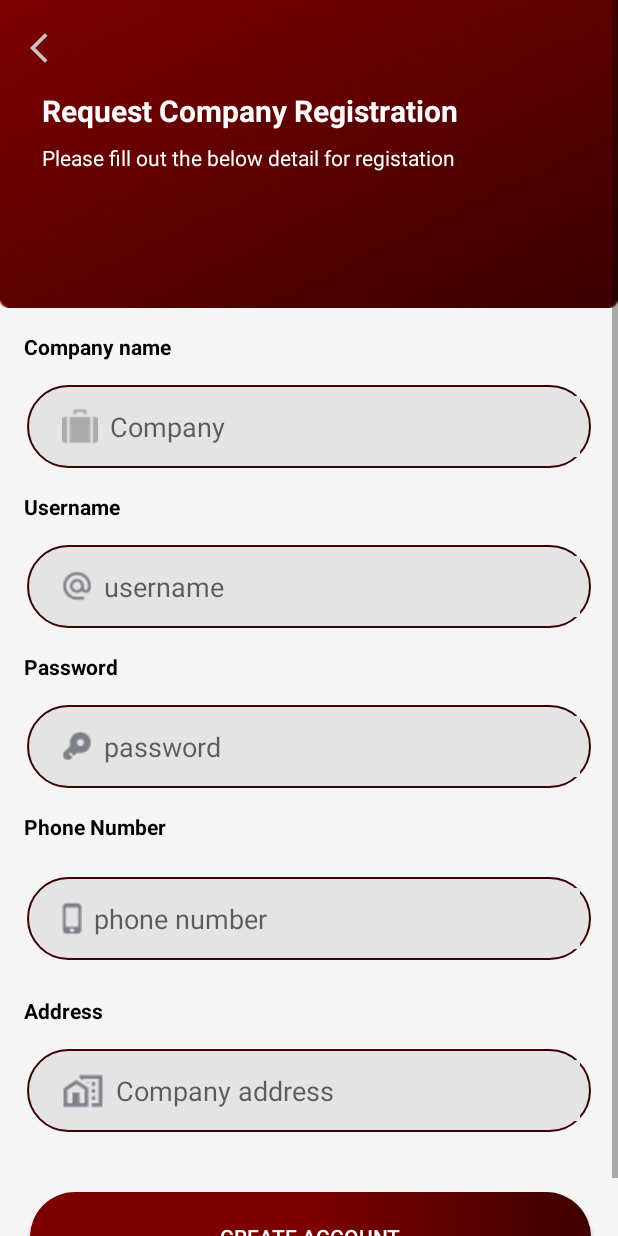
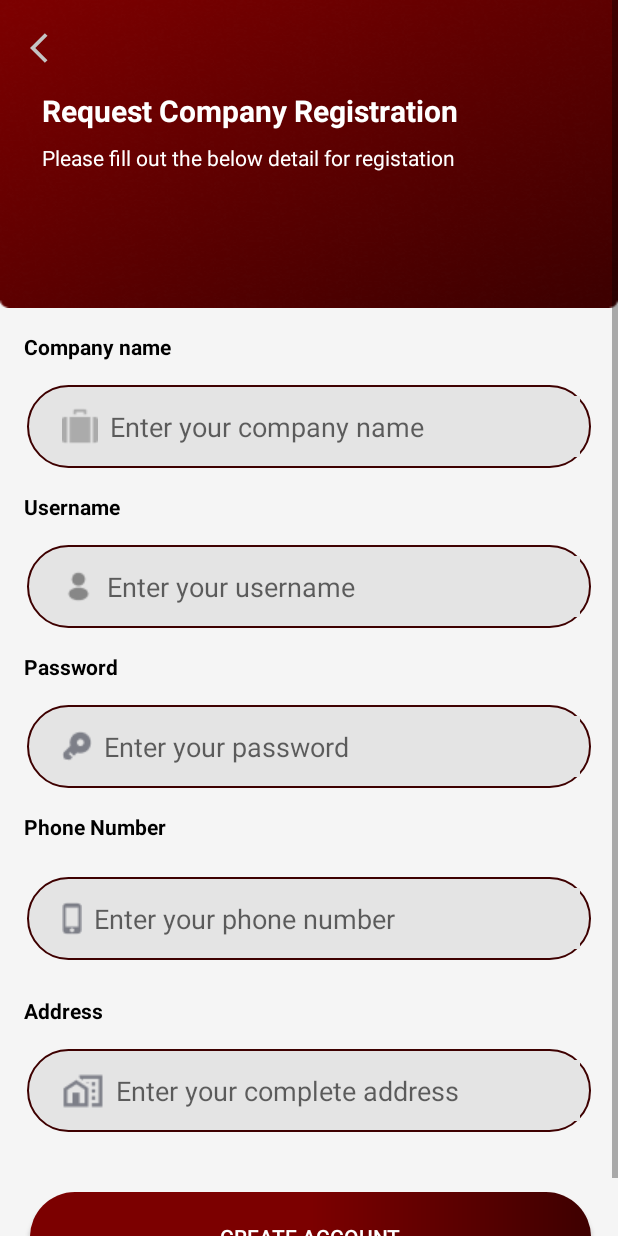
Before and after one commit to UshnaMaheen84/PlaceDummy, an Android app: the SignUp screen opened directly, with no data from a screen before it, on a phone screen of 412 x 824 dp. Run offline under Robolectric (Android 15) with nearby library versions, the phone set to English and light mode, and no system bars.

Commit message:
fourth commmit

```diff
--- a/app/src/main/java/com/example/placedummy/api/ApiClient.kt
+++ b/app/src/main/java/com/example/placedummy/api/ApiClient.kt
@@ -4,6 +4,7 @@ import okhttp3.OkHttpClient
 import okhttp3.logging.HttpLoggingInterceptor
 import retrofit2.Retrofit
 import retrofit2.converter.gson.GsonConverterFactory
+const val BASEURL ="http://syedbrothers.tech/api/"
 
 object ApiClient {
 
@@ -18,7 +19,7 @@ object ApiClient {
 
         val retrofit = Retrofit.Builder()
             .addConverterFactory(GsonConverterFactory.create())
-            .baseUrl("https://localhost:7032/api/")
+            .baseUrl(BASEURL)
             .client(client)
             .build()
 
--- a/app/src/main/java/com/example/placedummy/model/User.kt
+++ b/app/src/main/java/com/example/placedummy/model/User.kt
@@ -1,8 +1,9 @@
 package com.example.placedummy.model
 
 data class User(
-    val id: Int,
+    val company: String,
     val username: String,
     val password: String,
     val phone_no: String,
+    val address: String
 )
--- a/app/src/main/res/layout/activity_login.xml
+++ b/app/src/main/res/layout/activity_login.xml
@@ -102,7 +102,7 @@
                     android:background="@color/color_editText"
                     android:drawableLeft="@drawable/frame"
                     android:drawablePadding="8dp"
-                    android:drawableTint="@color/colorPrimary"
+                    android:drawableTint="@color/color_grey"
                     android:hint="username"
                     android:padding="8dp">
 
@@ -149,7 +149,7 @@
                     android:background="@color/color_editText"
                     android:drawableLeft="@drawable/key2"
                     android:drawablePadding="8dp"
-                    android:drawableTint="@color/colorPrimary"
+                    android:drawableTint="@color/color_grey"
                     android:hint="password"
                     android:inputType="textPassword"
                     android:padding="8dp">
--- a/app/src/main/res/layout/activity_signup.xml
+++ b/app/src/main/res/layout/activity_signup.xml
@@ -100,7 +100,7 @@
                     android:background="@color/color_editText"
                     android:drawableLeft="@drawable/briefcase"
                     android:drawablePadding="8dp"
-                    android:hint="Company"
+                    android:hint="Enter your company name"
                     android:padding="8dp">
 
                 </EditText>
@@ -144,9 +144,10 @@
                     android:layout_height="wrap_content"
                     android:layout_marginStart="8dp"
                     android:background="@color/color_editText"
-                    android:drawableLeft="@drawable/email"
+                    android:drawableLeft="@drawable/frame"
+                    android:drawableTint="@color/color_grey"
                     android:drawablePadding="8dp"
-                    android:hint="username"
+                    android:hint="Enter your username"
                     android:padding="8dp">
 
                 </EditText>
@@ -191,7 +192,7 @@
                     android:background="@color/color_editText"
                     android:drawableLeft="@drawable/key2"
                     android:drawablePadding="8dp"
-                    android:hint="password"
+                    android:hint="Enter your password"
                     android:inputType="textPassword"
                     android:padding="8dp">
 
@@ -232,14 +233,14 @@
 
 
                 <EditText
-                    android:id="@+id/et_ph_no"
+                    android:id="@+id/et_phone_no"
                     android:layout_width="match_parent"
                     android:layout_height="wrap_content"
                     android:layout_marginStart="8dp"
                     android:background="@color/color_editText"
                     android:drawableLeft="@drawable/mobile"
                     android:drawablePadding="8dp"
-                    android:hint="phone number"
+                    android:hint="Enter your phone number"
                     android:inputType="number"
                     android:padding="8dp">
 
@@ -278,14 +279,14 @@
 
 
                 <EditText
-                    android:id="@+id/et_usernameadress"
+                    android:id="@+id/et_address"
                     android:layout_width="match_parent"
                     android:layout_height="wrap_content"
                     android:layout_marginStart="8dp"
                     android:background="@color/color_editText"
                     android:drawableLeft="@drawable/home_work"
                     android:drawablePadding="8dp"
-                    android:hint="Company address"
+                    android:hint="Enter your complete address"
                     android:padding="8dp">
 
                 </EditText>
```
Also changed, not shown: app/src/main/java/com/example/placedummy/LogIn.kt (+47 -3 lines), app/src/main/java/com/example/placedummy/SignUp.kt (+70 -2 lines), app/src/main/java/com/example/placedummy/SplashScreen.kt (+3 -9 lines), app/src/main/java/com/example/placedummy/fragments/FavouriteFragment.kt (+1 -34 lines), app/src/main/java/com/example/placedummy/fragments/ProfileFragment.kt (+30 -34 lines), app/src/main/res/layout/fragment_profile.xml (+4 -46 lines).
